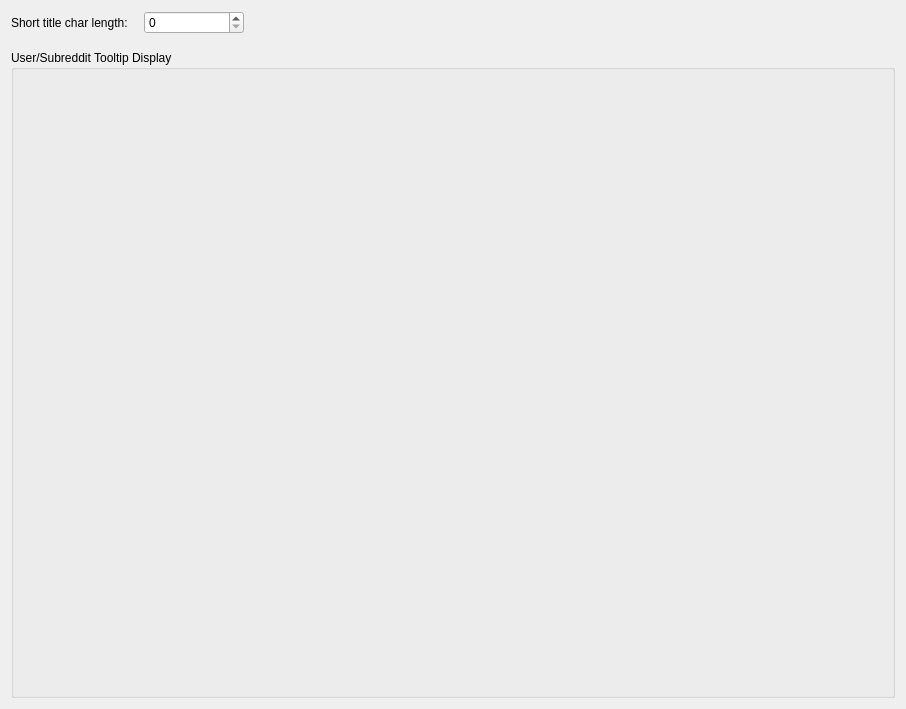
Qt form Resources/ui_files/settings/display_settings_widget.ui (MalloyDelacroix/DownloaderForReddit) before a commit.
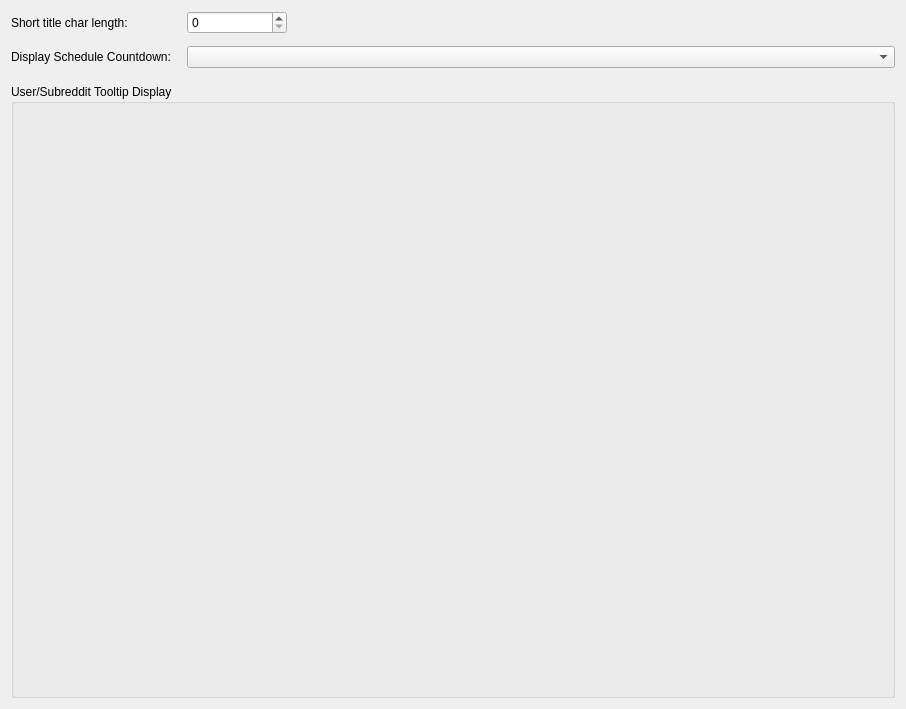
The same form after that commit.

Commit message: Add schedule countdown settings to display settings widget

Patch:
```diff
--- a/Resources/ui_files/settings/display_settings_widget.ui
+++ b/Resources/ui_files/settings/display_settings_widget.ui
@@ -59,6 +59,16 @@
        </item>
       </layout>
      </item>
+     <item row="1" column="0">
+      <widget class="QLabel" name="label_2">
+       <property name="text">
+        <string>Display Schedule Countdown:</string>
+       </property>
+      </widget>
+     </item>
+     <item row="1" column="1">
+      <widget class="QComboBox" name="schedule_countdown_combo"/>
+     </item>
     </layout>
    </item>
    <item>
```
The commit also changes 2 other files.
